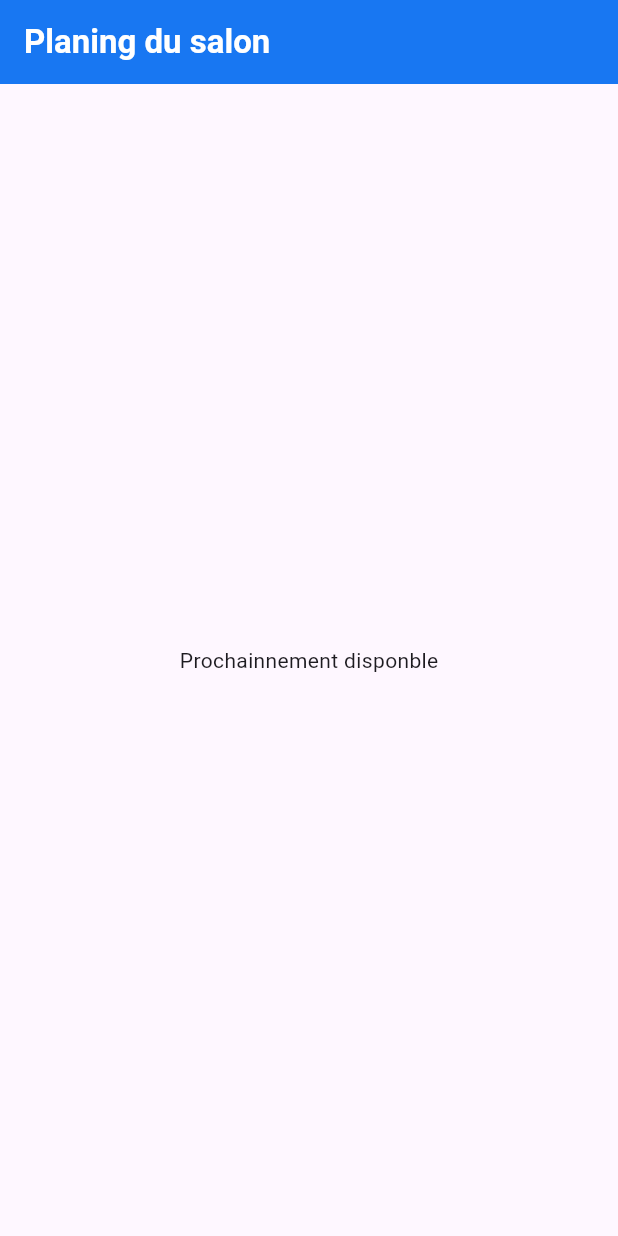
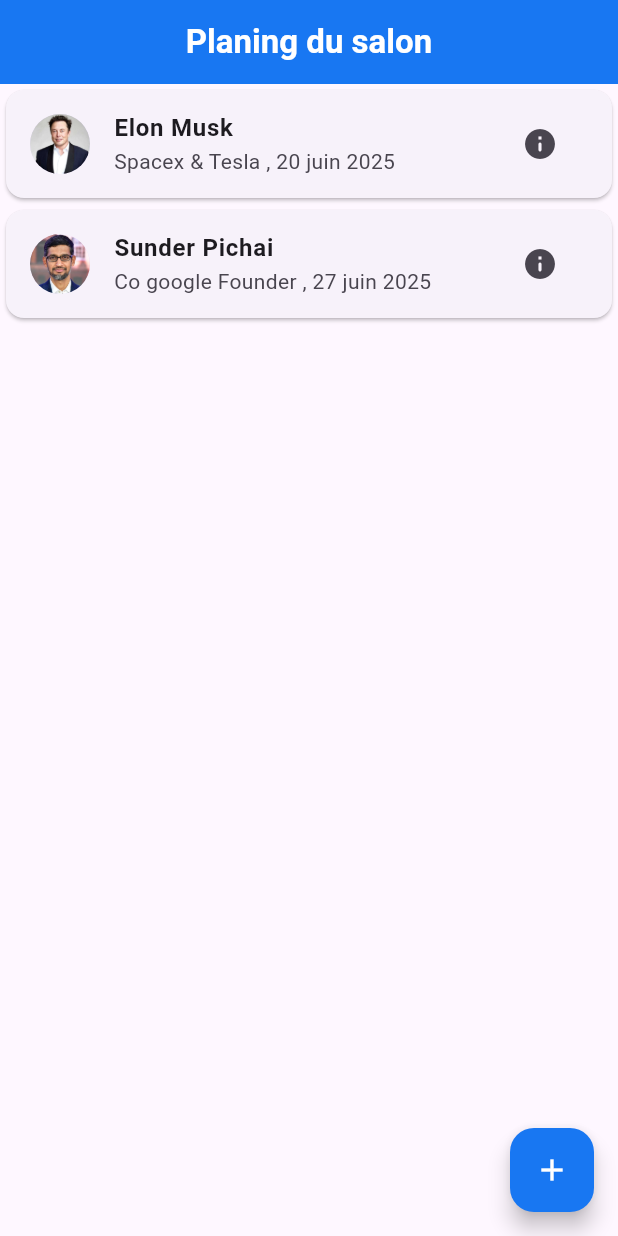
Before and after one commit to jonathan-muina19/asynconf2025, a Flutter app: the EventsPage screen opened by its route, on a phone screen of 412 x 824 dp. Run offline on Flutter 3.47's test engine with Material 3 defaults, Android fonts, the phone set to English and light mode, and no system bars; our stand-ins replace date_field, flutter_svg, go_router.

```diff
--- a/lib/main.dart
+++ b/lib/main.dart
@@ -1,4 +1,5 @@
 import 'package:asynconf2025/pages/events_page.dart';
+import 'package:asynconf2025/pages/form_event.dart';
 import 'package:asynconf2025/pages/home_page.dart';
 import 'package:flutter/material.dart';
 import 'package:go_router/go_router.dart';
@@ -6,7 +7,6 @@ import 'package:go_router/go_router.dart';
 void main() {
   runApp(const MyApp());
 }
-
 
 final _router = GoRouter(
     routes: [
@@ -18,9 +18,16 @@ final _router = GoRouter(
           path: '/events_page',
           builder: (context, state) => EventsPage()
       ),
-
+      GoRoute(
+        path: '/formulaire',
+        pageBuilder: (context, state){
+          return MaterialPage(
+            fullscreenDialog: true,
+              child: FormEvent()
+          );
+        }
+      )
     ]
-
 );
 
 class MyApp extends StatelessWidget {
--- a/lib/pages/events_page.dart
+++ b/lib/pages/events_page.dart
@@ -1,26 +1,79 @@
 import 'package:flutter/material.dart';
+import 'package:go_router/go_router.dart';
 
-class EventsPage extends StatelessWidget {
+class EventsPage extends StatefulWidget {
   const EventsPage({super.key});
+
+  @override
+  State<EventsPage> createState() => _EventsPageState();
+}
+
+class _EventsPageState extends State<EventsPage> {
+
+  final events = [
+    {
+      'speaker' : 'Elon Musk',
+      'subject' : 'Spacex & Tesla',
+      'avatar'  : 'musk',
+      'date'    : '20 juin 2025'
+    },
+    {
+      'speaker' : 'Sunder Pichai',
+      'subject' : 'Co google Founder',
+      'avatar'  : 'googleco',
+      'date'    : '27 juin 2025'
+    }
+  ];
 
   @override
   Widget build(BuildContext context) {
     return Scaffold(
       appBar: AppBar(
+        centerTitle: true,
         backgroundColor: Color(0xFF1877F2),
         title: Text('Planing du salon', style: TextStyle(
           color: Colors.white,
           fontWeight: FontWeight.bold
           ),
         ),
+
       ),
-      body: Center(
-        child: Column(
-          mainAxisAlignment: MainAxisAlignment.center,
-          children: [
-            Text('Prochainnement disponble')
-          ],
-        ),
+      body: ListView.builder(
+        itemCount: events.length,
+        itemBuilder: (context, index){
+          final event = events[index];
+          final avatar = event['avatar'];
+          final speaker = event['speaker'];
+          final subject = event['subject'];
+          final date = event['date'];
+
+          return Card(
+            child: ListTile(
+              leading: CircleAvatar(
+                radius: 20,
+                backgroundImage: AssetImage('assets/images/$avatar.jpg'),
+              ),
+              title: Text('$speaker', style: TextStyle(
+                fontWeight: FontWeight.bold
+                ),
+              ),
+              subtitle: Text('$subject , $date'),
+              trailing: IconButton(
+                  onPressed: (){
+                  },
+                  icon: Icon(Icons.info_rounded)
+              ),
+
+            ),
+          );
+        },
+      ),
+      floatingActionButton: FloatingActionButton(
+        onPressed: (){
+          context.push('/formulaire');
+        },
+        backgroundColor: Color(0xFF1877F2),
+        child: Icon(Icons.add, color: Colors.white,)
       ),
     );
   }
--- a/pubspec.yaml
+++ b/pubspec.yaml
@@ -36,6 +36,7 @@ dependencies:
   cupertino_icons: ^1.0.8
   flutter_svg: ^2.1.0
   go_router: ^15.2.0
+  date_field: ^6.0.3+1
 
 dev_dependencies:
   flutter_test:
```
Also changed, not shown: lib/pages/form_event.dart (added, +130 -0 lines), lib/pages/home_page.dart (+5 -3 lines), lib/widgets/date_field.dart (added, +48 -0 lines), lib/widgets/my_button.dart (+13 -5 lines), lib/widgets/my_textfield.dart (added, +66 -0 lines), assets/images/googleco.jpg (added), assets/images/musk.jpg (added), pubspec.lock.
